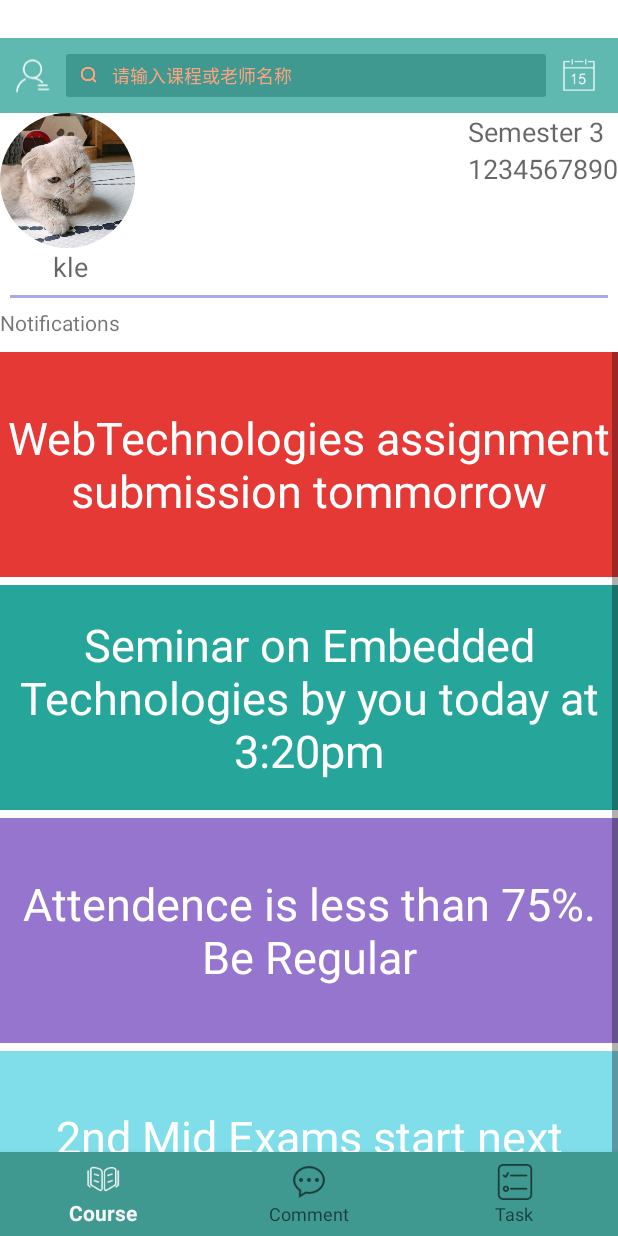
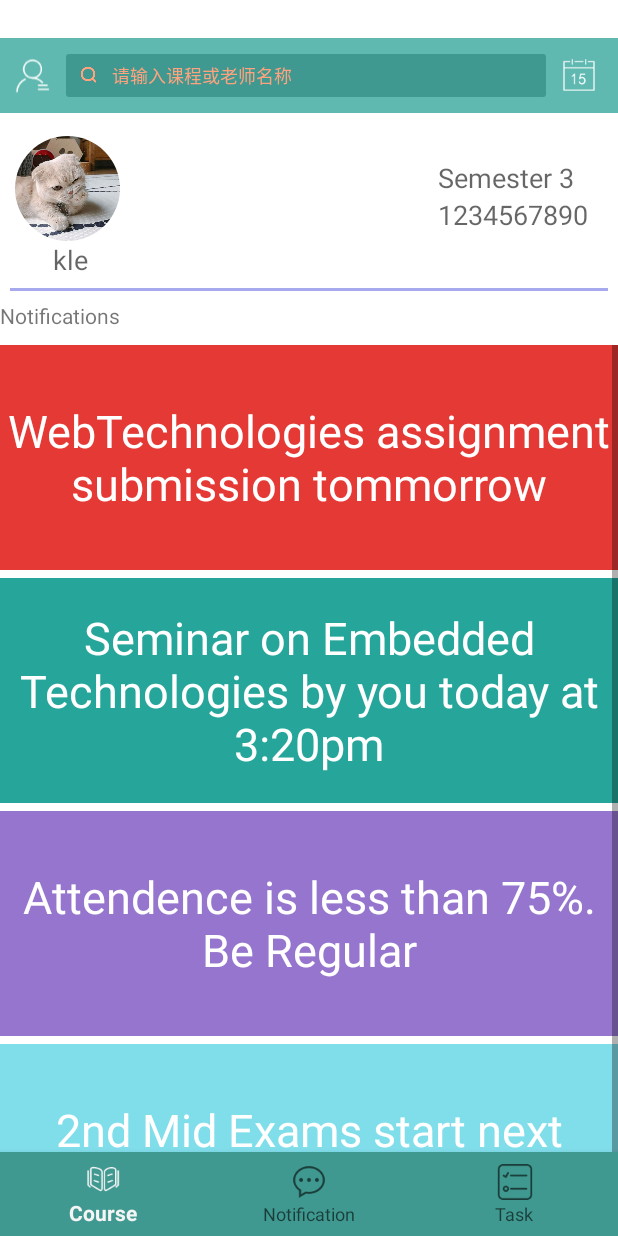
Before and after one commit to kelekle/ELearning, an Android app: the NotificationsFragment screen opened through its navigation route, on a phone screen of 412 x 824 dp. Run offline under Robolectric (Android 15) with nearby library versions, the phone set to English and light mode, and no system bars; our stand-ins replace CircleImageView; libraries missing offline, so code that uses them is left out: com.nostra13.universalimageloader; 7 statements that could not run were skipped.

```diff
--- a/app/src/main/res/layout/fragment_notifications.xml
+++ b/app/src/main/res/layout/fragment_notifications.xml
@@ -9,17 +9,19 @@
 
     <LinearLayout
         android:layout_width="match_parent"
-        android:layout_height="wrap_content">
+        android:layout_height="wrap_content"
+        android:layout_marginTop="15dp">
 
         <LinearLayout
             android:layout_width="wrap_content"
             android:layout_height="wrap_content"
+            android:layout_marginStart="10dp"
             android:orientation="vertical">
 
             <de.hdodenhof.circleimageview.CircleImageView
                 android:id="@+id/user_icon"
-                android:layout_height="90dp"
-                android:layout_width="90dp"
+                android:layout_height="70dp"
+                android:layout_width="70dp"
                 android:src="@mipmap/icon_user">
             </de.hdodenhof.circleimageview.CircleImageView>
 
@@ -28,7 +30,7 @@
                 android:layout_width="wrap_content"
                 android:layout_height="wrap_content"
                 android:text="kle"
-                android:layout_marginStart="35dp"
+                android:layout_marginStart="25dp"
                 android:textAppearance="?android:attr/textAppearanceMedium" />
 
 <!--            <TextView-->
@@ -46,6 +48,8 @@
         <LinearLayout
             android:layout_width="wrap_content"
             android:layout_height="wrap_content"
+            android:layout_marginTop="15dp"
+            android:layout_marginEnd="20dp"
             android:orientation="vertical">
 
             <TextView
--- a/app/src/main/res/layout/main_title_item.xml
+++ b/app/src/main/res/layout/main_title_item.xml
@@ -6,7 +6,7 @@
     android:text="Chapter 1"
     android:textSize="15sp"
     android:textColor="@color/black1"
-    android:gravity="start"
+    android:gravity="center"
     android:layout_marginStart="9dp"
     android:background="@color/black2">
 </TextView>
--- a/app/src/main/res/layout/second_title_item.xml
+++ b/app/src/main/res/layout/second_title_item.xml
@@ -6,7 +6,7 @@
     android:text="Dead Lock"
     android:textSize="12sp"
     android:textColor="@color/black"
-    android:gravity="start"
+    android:gravity="center"
     android:layout_marginStart="20dp"
     android:background="@color/black2">
 </TextView>
--- a/app/src/main/res/menu/bottom_nav_menu.xml
+++ b/app/src/main/res/menu/bottom_nav_menu.xml
@@ -9,7 +9,7 @@
     <item
         android:id="@+id/navigation_comment"
         android:icon="@mipmap/my_comment"
-        android:title="Comment" />
+        android:title="Notification" />
 
     <item
         android:id="@+id/navigation_task"
```
Also changed, not shown: app/src/main/java/com/star/e_learning/activity/CourseContentActivity.java (+8 -2 lines), 1 other file.
